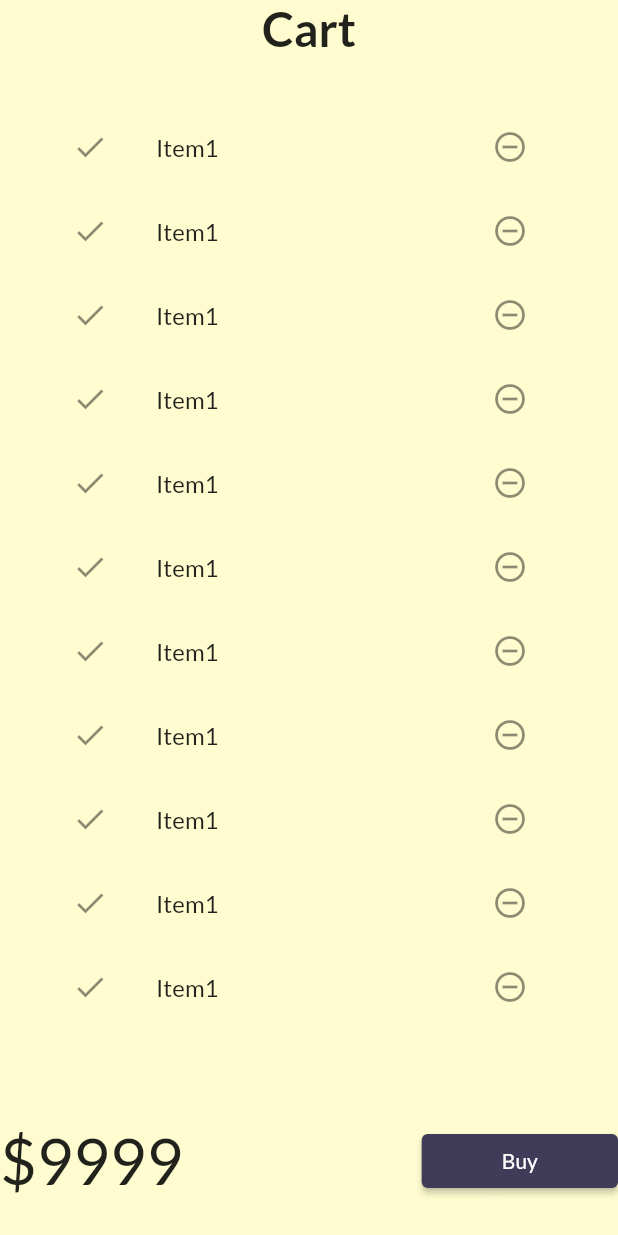
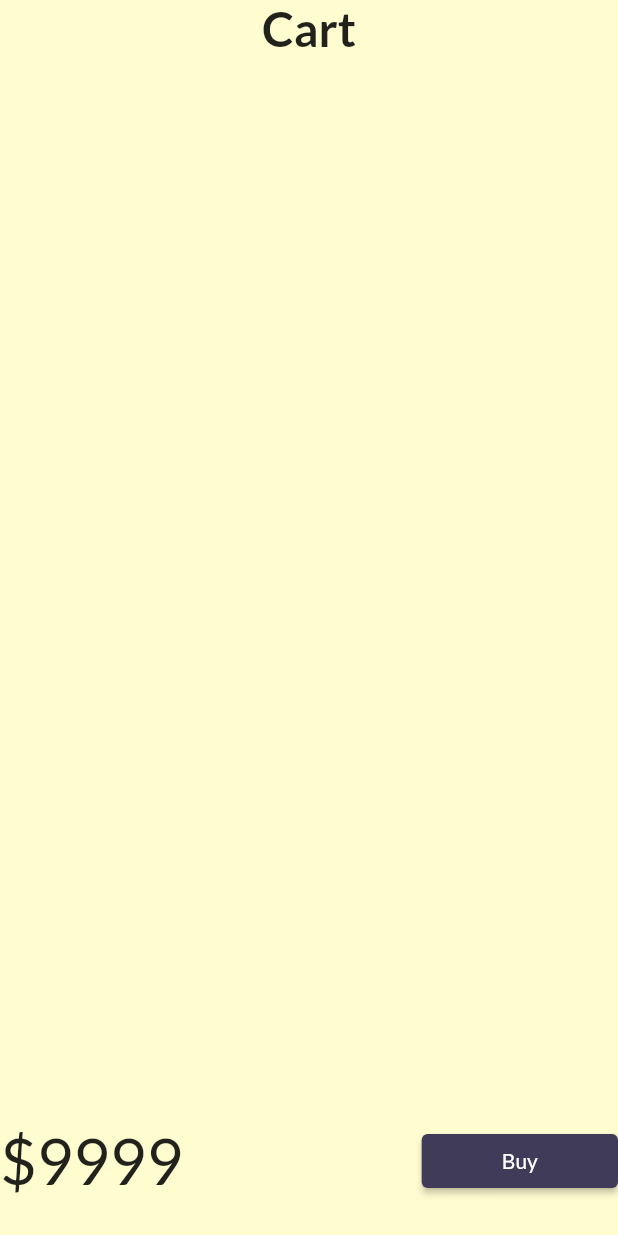
Before and after one commit to Vishnut78a/learning, a Flutter app: the screen it shows after launch, after a tap on an icon or button, on a phone screen of 412 x 824 dp. Run offline on Flutter 3.47's test engine with Material 2 defaults, Android fonts, the phone set to English and light mode, and no system bars; our stand-ins replace google_fonts, velocity_x, video_player; network calls fail.

Commit message:
cart list added

```diff
--- a/lib/models/catalog.dart
+++ b/lib/models/catalog.dart
@@ -9,7 +9,7 @@ class Catalog  {
   num price ;
   String color ;
   String imageurl ;
-
+  bool tapped = false;
 
   Catalog({required this.id, required this.name, required this.descprition, required this.price, required this.color,
       required this.imageurl});
--- a/lib/pages/cart.dart
+++ b/lib/pages/cart.dart
@@ -1,16 +1,24 @@
+
+
 
 
 import 'package:flutter/material.dart';
 import 'package:learning/pages/homepagedetail.dart';
 import 'package:velocity_x/velocity_x.dart';
 
+import '../models/catalog.dart';
+
 class Cart extends StatelessWidget{
+Cart(List<Catalog> list){
+  this.list=list;
+}
+List<Catalog> list=[];
   @override
   Widget build(BuildContext context) {
 
  return Scaffold(body: SafeArea(child:Column(
                                     children: ["Cart".text.bold.xl4.make().centered(),
-                                      Cartlist().p32().expand(),
+                                      Cartlist(list).p32().expand(),
 
                                     _CartTotal()]
 
@@ -34,18 +42,30 @@ class _CartTotal extends StatelessWidget {
 }
 
 class  Cartlist extends StatefulWidget{
-  @override
-  State<Cartlist> createState() => _CartlistState();
+
+  Cartlist(List<Catalog> list){
+   this.list=list;
+ }
+ List<Catalog> list=[];
+   @override
+  State<Cartlist> createState() => _CartlistState(list);
 }
 
 class _CartlistState extends State<Cartlist> {
+  _CartlistState(List<Catalog> list){
+    this.list=list;
+  }
+  List<Catalog> list=[];
   @override
   Widget build(BuildContext context) {
 
-    return ListView.builder(itemCount:26,itemBuilder: (context,index) {
+    return ListView.builder(itemCount:list.length,itemBuilder: (context,index) {
        return ListTile(leading : Icon(Icons.done),
-                       title: "Item1".text.make(),
-                       trailing: IconButton(icon: Icon(Icons.remove_circle_outline,), onPressed: () {  },),);
+                       title: list[index].name.text.make(),
+                       trailing: IconButton(icon: Icon(Icons.remove_circle_outline,),  onPressed: () {  list[index].tapped=false;
+                                                                                                       list.removeAt(index);
+                                                                                                       setState(() {
+                       }); },),);
     });
 
   }
--- a/lib/pages/homepage.dart
+++ b/lib/pages/homepage.dart
@@ -17,6 +17,8 @@ class Homepage extends StatefulWidget{
 
 class _HomepageState extends State<Homepage> {
   Color darkbluish = Color(0xff403b58);
+  List<Catalog> list = [];
+
   @override
   void initState() {
     loaddata();
@@ -45,7 +47,7 @@ class _HomepageState extends State<Homepage> {
   Widget build(BuildContext context) {
 
     return Scaffold(backgroundColor: context.canvasColor,
-      floatingActionButton: FloatingActionButton(backgroundColor: context.theme.floatingActionButtonTheme.backgroundColor,onPressed:(){Navigator.push(context,MaterialPageRoute(builder:(context)=>Cart()));},child: Icon(CupertinoIcons.cart,),),
+      floatingActionButton: FloatingActionButton(backgroundColor: context.theme.floatingActionButtonTheme.backgroundColor,onPressed:(){Navigator.push(context,MaterialPageRoute(builder:(context)=>Cart(list)));},child: Icon(CupertinoIcons.cart,),),
       body: SafeArea(
              child: Container(padding: Vx.m16 ,
                       child: Column(crossAxisAlignment: CrossAxisAlignment.start,
@@ -73,7 +75,15 @@ class _HomepageState extends State<Homepage> {
                                                                                                                       ButtonBar(alignment:MainAxisAlignment.spaceBetween,children: ["\$${Catalog.items[index].price}".text.bold.xl.make(),
                                                                                                                        Column(
                                                                                                                          children: [
-                                                                                                                           ElevatedButton(onPressed: (){},style: ButtonStyle(shape:MaterialStatePropertyAll(StadiumBorder()),backgroundColor: MaterialStatePropertyAll(context.theme.floatingActionButtonTheme.backgroundColor)), child: "Add To Cart".text.make(),)
+                                                                                                                           ElevatedButton(onPressed: (){
+                                                                                                                               if(Catalog.items[index].tapped){
+                                                                                                                                 list.remove(Catalog.items[index]);
+                                                                                                                                 Catalog.items[index].tapped = false;
+                                                                                                                               }else{
+                                                                                                                                 list.add(Catalog.items[index]);
+                                                                                                                                 Catalog.items[index].tapped = true;
+                                                                                                                               }
+                                                                                                                           },style: ButtonStyle(shape:MaterialStatePropertyAll(StadiumBorder()),backgroundColor: MaterialStatePropertyAll(context.theme.floatingActionButtonTheme.backgroundColor)), child:"Add To Cart".text.make(),)
 
 
                                                                                                                            ],
```
